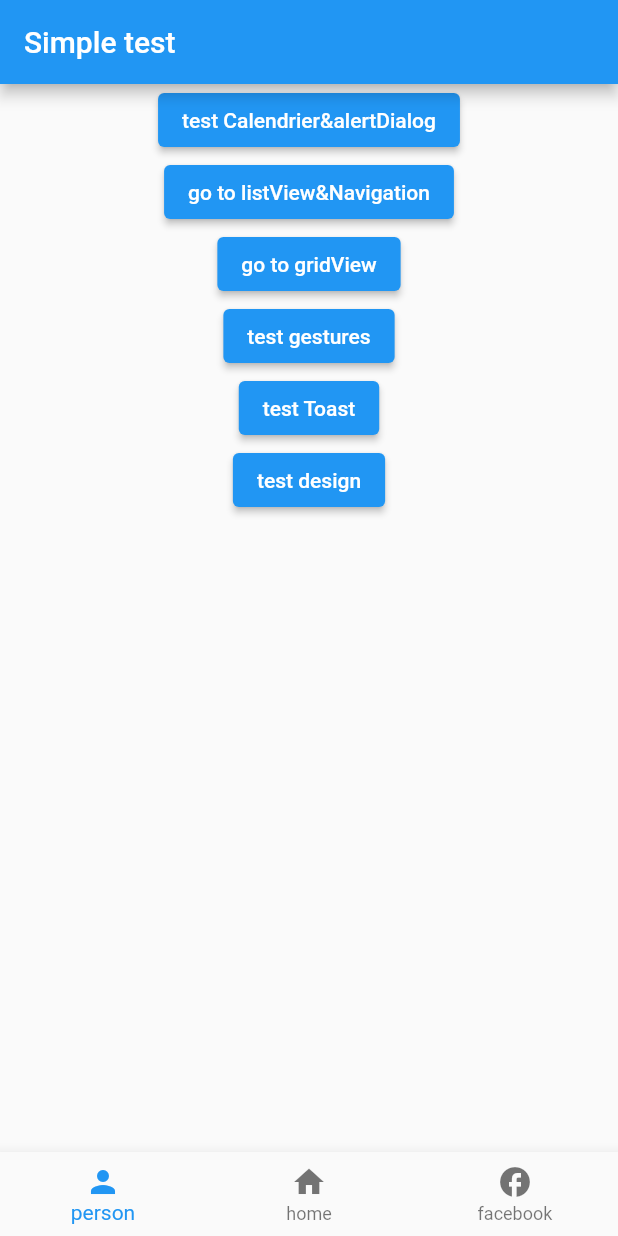
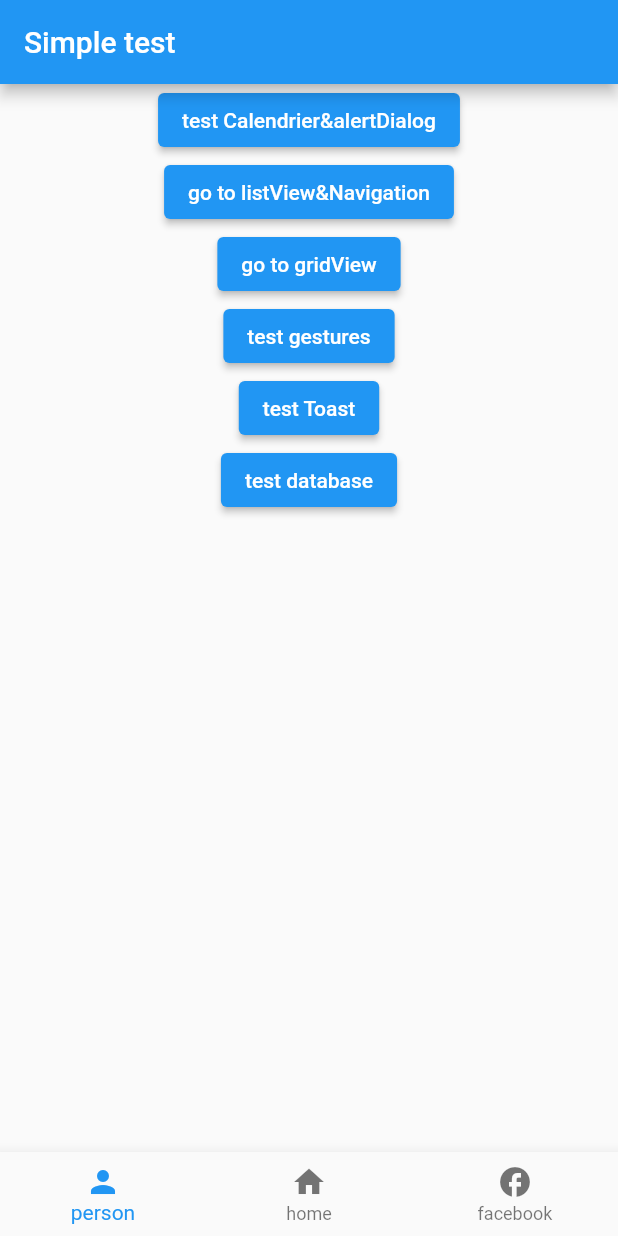
Before and after one commit to marwa-wesleti/tutoriel_flutter, a Flutter app: the screen it shows after launch, on a phone screen of 412 x 824 dp. Run offline on Flutter 3.47's test engine with Material 2 defaults, Android fonts, the light colour scheme and no system bars; our stand-ins replace animated_text_kit, fluttertoast.

Commit message:
first addition

```diff
--- a/lib/main.dart
+++ b/lib/main.dart
@@ -98,7 +98,7 @@ class _MyHomePageState extends State<MyHomePage> {
                 testToast();
               }),
           ElevatedButton(
-              child: Text("test design"), //click me button
+              child: Text("test database"), //click me button
               onPressed: () {
                 Navigator.of(context).push(MaterialPageRoute(
                     builder: (BuildContext context) => SplashScreen()));
```
